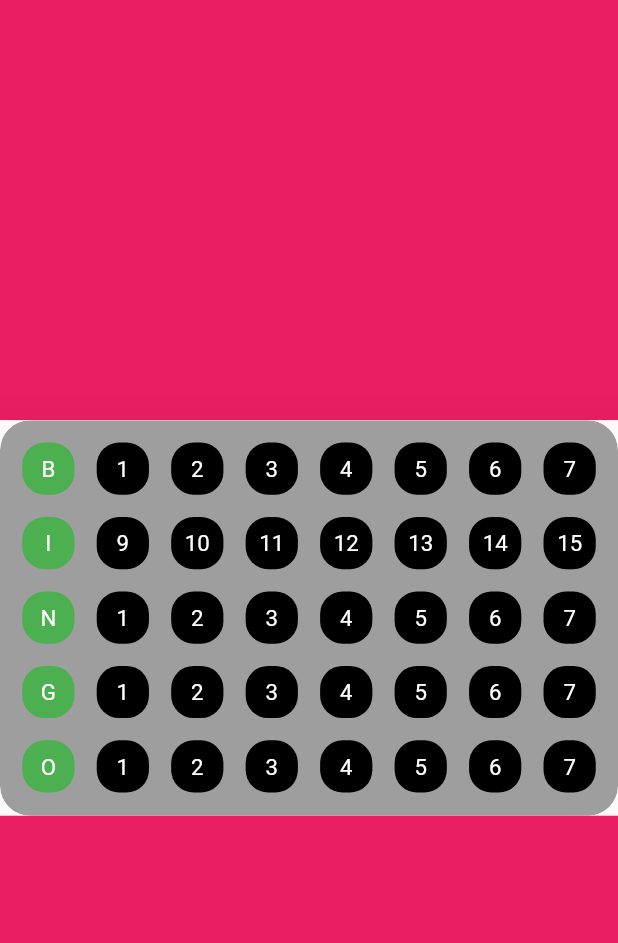
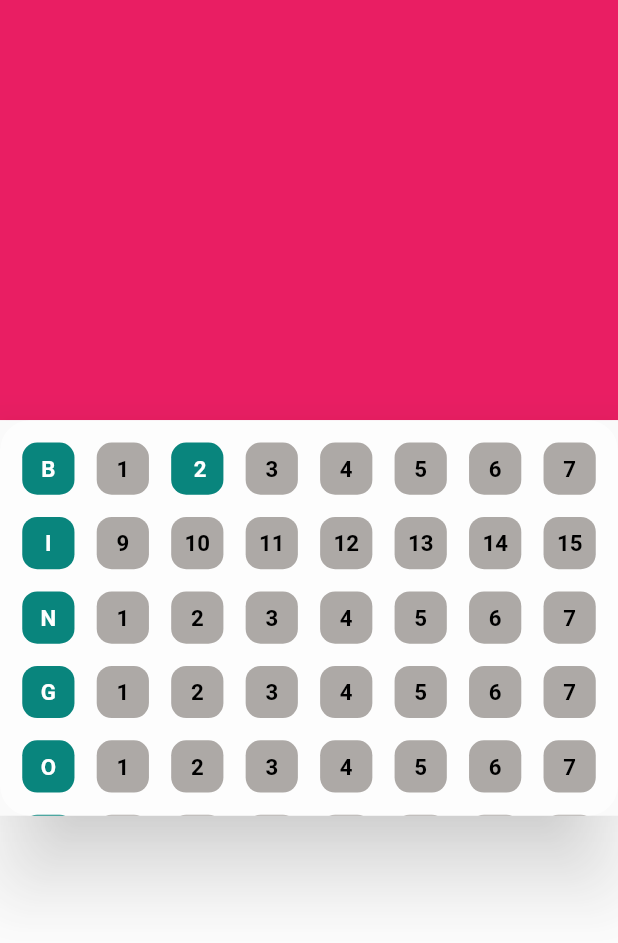
Before and after one commit to MaxiSoriano70/1erWidgetGrupo5, a Flutter app: the screen it shows after launch, after a tap on an icon or button, on a phone screen of 412 x 824 dp. Shown: the top 943 px of the screen. Run offline on Flutter 3.47's test engine with Material 2 defaults, Android fonts, the phone set to English and light mode, and no system bars.

Commit message:
Bingo loco

```diff
--- a/lib/main.dart
+++ b/lib/main.dart
@@ -2,21 +2,32 @@ import 'package:desafiogrupal/src/components/bingo_card.dart';
 import 'package:flutter/material.dart';
 
 void main() {
-  runApp(const MyApp());
+  runApp(MyApp());
 }
 
 class MyApp extends StatelessWidget {
-  const MyApp({Key? key}) : super(key: key);
+  MyApp({Key? key}) : super(key: key);
+  final List<String> listWithfakeNumbers=["1"," 2","3","4","5","6","7",
+    "9","10","11","12","13","14","15",
+    "1","2","3","4","5","6","7",
+    "1","2","3","4","5","6","7",
+    "1","2","3","4","5","6","7",];
   @override
   Widget build(BuildContext context) {
     return MaterialApp(
-      home: Column(
-        children: [
-          Expanded(child: Container(color: Colors.pink,)),
-          const BingoCard(),
-          Expanded(child: Container(color: Colors.pink,)),
-        ],
-      ),
+        home: Column(
+          children: [
+            Expanded(child: Container(color: Colors.pink,)),
+            BingoCard(
+              listWithNumbers: listWithfakeNumbers,
+              colorBingo: const Color(0xff09857d),
+              colorCard: Colors.white60,
+              colorNumber: const Color(0xffada9a6),
+              colorNumberPressed: const Color(0xff09857d),),
+            Expanded(child: Container(color: Colors.white24,)),
+
+          ],
+        )
     );
   }
 }
--- a/lib/src/components/bingo_card.dart
+++ b/lib/src/components/bingo_card.dart
@@ -1,133 +1,204 @@
-import 'package:flutter/foundation.dart';
 import 'package:flutter/material.dart';
 
+class CustomButton{
+  String? _valorView;
+  bool? _check;
+  Color? _colorBackgroundcheck;
+  Color? _colorBackground;
+  Color? _colorText;
+
+  CustomButton(String valorView, Color colorBackground,Color colorBackgroundcheck, Color colorText){
+    _valorView=valorView;
+    _check=false;
+    _colorBackgroundcheck=_colorBackgroundcheck;
+    _colorBackground=colorBackground;
+    _colorText=colorText;
+  }
+
+  Color get colorText => _colorText!;
+
+  set colorText(Color value) {
+    _colorText = value;
+  }
+
+  String get valorView => _valorView!;
+
+  set valorView(String value) {
+    _valorView = value;
+  }
+
+  bool get check => _check!;
+
+  set check(bool value) {
+    _check = value;
+  }
+
+  Color get colorBackground => _colorBackground!;
+
+  set colorBackground(Color value) {
+    _colorBackground = value;
+  }
+  Color get colorBackgroundcheck => _colorBackgroundcheck!;
+
+  set colorBackgroundcheck(Color value) {
+    _colorBackgroundcheck = value;
+  }
+
+  void _bingoCheck(Color colorBackground, Color colorBackgroundcheck){
+    if(_check==false){
+      _check=true;
+      _colorBackground=colorBackgroundcheck;
+      _colorText=Colors.white;
+    }
+    else{
+      _check=false;
+      _colorBackground=colorBackground;
+      _colorText=Colors.black;
+    }
+  }
+
+}
+
 class BingoCard extends StatefulWidget {
-  const BingoCard({Key? key}) : super(key: key);
-
+  const BingoCard( {Key? key,
+    required this.listWithNumbers,
+    this.colorBingo= Colors.teal,
+    this.colorNumber = Colors.grey,
+    this.colorNumberPressed= Colors.red,
+    this.colorCard= Colors.white}) : super(key: key);
+  final List<String> listWithNumbers;
+  final Color colorBingo;
+  final Color colorNumber;
+  final Color colorNumberPressed;
+  final Color colorCard;
   @override
   State<BingoCard> createState() => _BingoCardState();
 }
 
 class _BingoCardState extends State<BingoCard> {
-  @override
-  Widget build(BuildContext context) {
-    return _bingoCard(MediaQuery.of(context).size.width);
-  }
-
-  Widget _bingoCard(double _width) {
-    List<String> listaDeNumeros=["1","2","3","4","5","6","7",
-      "9","10","11","12","13","14","15",
-      "1","2","3","4","5","6","7",
-      "1","2","3","4","5","6","7",
-      "1","2","3","4","5","6","7",];
-
-    List<String> listWithLetters(List<String> list){
-      List<String> listwithBingo=[];
+  //LISTA DE NUMERO CON BINGO
+  List<CustomButton> listWithBingo=[];
+  //METODO PARA AGREGAR BINGO
+  List<CustomButton> listWithLetters(List<String> list){
     int i=0;
-      int posicion=0;
+    int position=0;
     while(i<40){
       if(i==0){
-          listwithBingo.add("B");
+        var aux=CustomButton("B",widget.colorBingo,widget.colorBingo,Colors.white);
+        listWithBingo.add(aux);
         i++;
       }
       else if(i==8){
-          listwithBingo.add("I");
+        var aux=CustomButton("I",widget.colorBingo,widget.colorBingo,Colors.white);
+        listWithBingo.add(aux);
         i++;
       }
       else if(i==16){
-          listwithBingo.add("N");
+        var aux=CustomButton("N",widget.colorBingo,widget.colorBingo,Colors.white);
+        listWithBingo.add(aux);
         i++;
       }
       else if(i==24){
-          listwithBingo.add("G");
+        var aux=CustomButton("G",widget.colorBingo,widget.colorBingo,Colors.white);
+        listWithBingo.add(aux);
         i++;
       }
       else if(i==32){
-          listwithBingo.add("O");
+        var aux=CustomButton("O",widget.colorBingo,widget.colorBingo,Colors.white);
+        listWithBingo.add(aux);
         i++;
       }
       else{
-          listwithBingo.add(list[posicion]);
+        var aux=CustomButton(list[position],widget.colorNumber,widget.colorNumberPressed,Colors.black);
+        listWithBingo.add(aux);
         i++;
-          posicion++;
+        position++;
       }
     }
-      return listwithBingo;
+    return listWithBingo;
   }
-    List<String> listwithBingo=[];
-    listwithBingo=listWithLetters(listaDeNumeros);
 
+  void _checkColorButton(CustomButton button){
+    button._bingoCheck(widget.colorNumber,widget.colorNumberPressed);
+  }
+
+  @override
+  Widget build(BuildContext context) {
+    return _bingoCard(MediaQuery.of(context).size.width, widget.listWithNumbers);
+  }
+
+  Widget _bingoCard(double width, List<String> listWithNumbers) {
     return Material(
         elevation: 25,
         child: ClipRRect(
           borderRadius: BorderRadius.circular(20),
           child: Container(
-            width: _width,
-            height: _width*0.64,
+            width: width,
+            height: width*0.64,
             decoration: BoxDecoration(
               borderRadius: BorderRadius.circular(20),
-              color: Colors.grey,
+              color: widget.colorCard,
             ),
             child: GridView.builder(
-              padding: EdgeInsets.all(_width*0.072/2),
-              itemCount: listwithBingo.length,
+              padding: EdgeInsets.all(width*0.072/2),
+              itemCount: listWithLetters(listWithNumbers).length,
               physics: const NeverScrollableScrollPhysics(),
               gridDelegate: SliverGridDelegateWithFixedCrossAxisCount(
                   crossAxisCount: 8,
-                crossAxisSpacing: (_width*0.072/2),
-                mainAxisSpacing: _width*0.072/2
+                  crossAxisSpacing: (width*0.072/2),
+                  mainAxisSpacing: width*0.072/2
               ),
               itemBuilder: (context, index){
-                return _LetterOrNumber(context,index,_width,listwithBingo[index]);
+                return _letterOrNumber(context,index,width,listWithLetters(listWithNumbers)[index]);
               },
             ),
           ),
         ));
   }
 
-  Widget _LetterOrNumber(context, index,double _width, String text){
-    if(index==0 || index==8 || index==16 || index==24 || index==32){
-      return _cardLetter(context, index,_width,text);
+  Widget _letterOrNumber(context, index,double width, CustomButton button){
+    if(index==0 || index%8==0){
+      return _cardLetter(context, index,width, button);
     }
     else {
-      return _buttonNumber(context, index,_width,text);
+      return _buttonNumber(context, index,width, button);
     }
   }
 
-  Widget _cardLetter(context, index, double _width, String letter/*, Color colorBackground, Color colorText*/) {
+  Widget _cardLetter(context, index, double width, CustomButton button) {
     return InkWell(
       onTap: (){},
       child: Container(
-        width: _width*0.072,
-        height: _width*0.072,
+        width: width*0.072,
+        height: width*0.072,
         decoration: BoxDecoration(
-          borderRadius: BorderRadius.circular(15),
-          color: Colors.green,
+          borderRadius: BorderRadius.circular(10),
+          color: button._colorBackground,
         ),
         child: Center(
-          child: Text(letter, style: TextStyle(color: Colors.white, fontSize: _width*0.036),),
+          child: Text(button.valorView, style: TextStyle(color: button._colorText,fontWeight: FontWeight.bold, fontSize: width*0.036),),
         ),
       ),
     );
   }
 
-  Widget _buttonNumber(context, index, double _width, String number/*,Color colorBackground, Color colorText*/){
-    bool hasBeenPressed= false;
+  Widget _buttonNumber(context, index, double width, CustomButton button){
     return InkWell(
-      onTap: () =>
-        setState(()=>
-          hasBeenPressed = !hasBeenPressed
-        ),
+      onTap: (){
+        setState(() {
+          _checkColorButton(button);
+        });
+      },
       child: Container(
-        width: _width*0.072,
-        height: _width*0.072,
+        width: width*0.072,
+        height: width*0.072,
         decoration: BoxDecoration(
-          borderRadius: BorderRadius.circular(15),
-          color: hasBeenPressed? Colors.pink: Colors.black,
+          borderRadius: BorderRadius.circular(10),
+          color: button._colorBackground,
         ),
         child: Center(
-          child: Text(number,
-            style: TextStyle(color: Colors.white, fontSize: _width*0.036),),
+          child: Text(button.valorView,
+            style: TextStyle(color: button._colorText,fontWeight: FontWeight.bold, fontSize: width*0.036),),
         ),
       ),
     );
```
Lines whose indentation alone changed are shown as unchanged.
